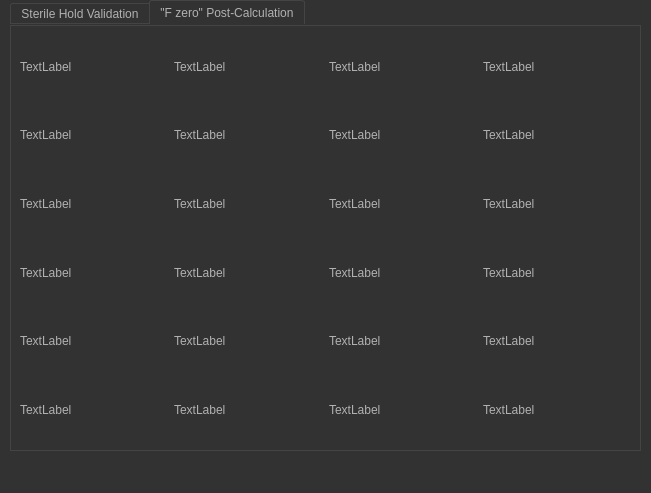
Above: data/main.ui from PyShaman/Lucas before the change. Below: the same form after it.
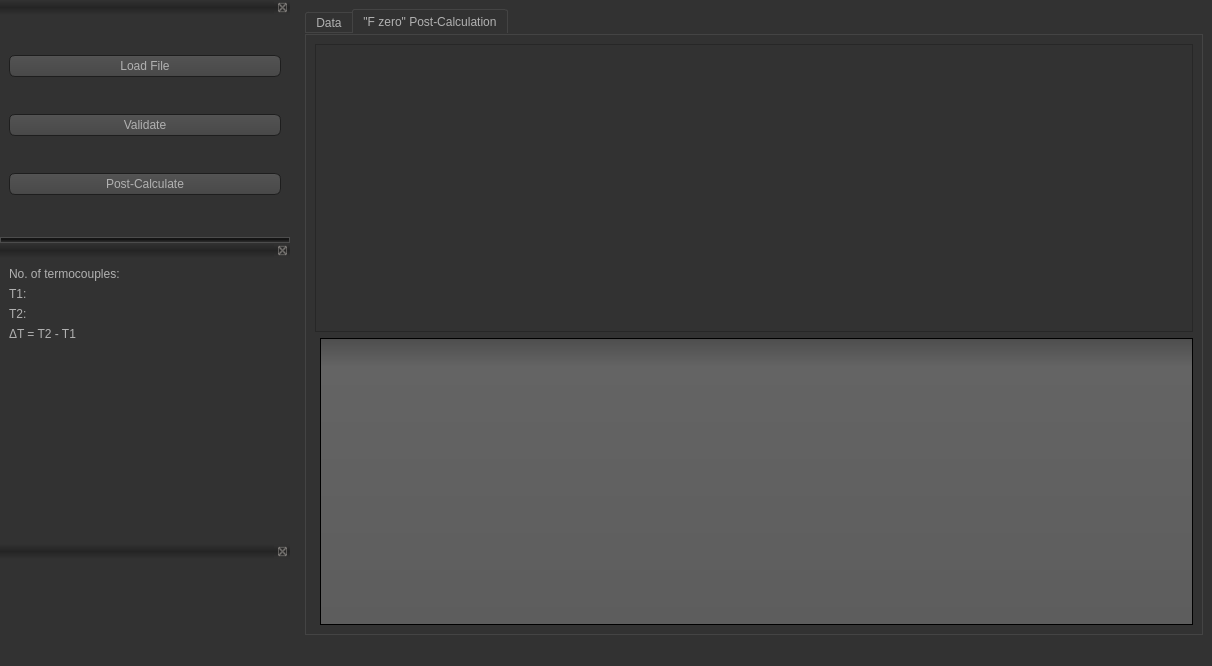
That is the form after the change. The open tabs and pages were chosen to show the change. Icons and pictures are not drawn. Custom widgets are drawn as their Qt base class.

The edit to the form file:
```diff
--- a/data/main.ui
+++ b/data/main.ui
@@ -2,15 +2,12 @@
 <ui version="4.0">
  <class>MainWindow</class>
  <widget class="QMainWindow" name="MainWindow">
-  <property name="enabled">
-   <bool>true</bool>
-  </property>
   <property name="geometry">
    <rect>
     <x>0</x>
     <y>0</y>
-    <width>651</width>
-    <height>493</height>
+    <width>1212</width>
+    <height>666</height>
    </rect>
   </property>
   <property name="windowTitle">
@@ -538,27 +535,9 @@
 </string>
   </property>
   <widget class="QWidget" name="centralwidget">
-   <property name="enabled">
-    <bool>true</bool>
-   </property>
-   <property name="acceptDrops">
-    <bool>false</bool>
-   </property>
+   <layout class="QVBoxLayout" name="verticalLayout_2">
+    <item>
    <widget class="QTabWidget" name="tabWidget">
-    <property name="geometry">
-     <rect>
-      <x>10</x>
-      <y>0</y>
-      <width>631</width>
-      <height>451</height>
-     </rect>
-    </property>
-    <property name="sizePolicy">
-     <sizepolicy hsizetype="Preferred" vsizetype="Preferred">
-      <horstretch>0</horstretch>
-      <verstretch>0</verstretch>
-     </sizepolicy>
-    </property>
     <property name="styleSheet">
      <string notr="true">font: 75 18pt &quot;Century Gothic&quot;;</string>
     </property>
@@ -567,99 +546,64 @@
     </property>
     <widget class="QWidget" name="tab">
      <attribute name="title">
-      <string>Sterile Hold Validation</string>
-     </attribute>
-     <widget class="QLabel" name="termocouple_number">
-      <property name="geometry">
-       <rect>
-        <x>210</x>
-        <y>10</y>
-        <width>51</width>
-        <height>31</height>
-       </rect>
-      </property>
-      <property name="styleSheet">
-       <string notr="true">font: 14pt &quot;Century Gothic&quot;;</string>
-      </property>
-      <property name="text">
-       <string/>
-      </property>
-     </widget>
-     <widget class="QLabel" name="validation_label">
+        <string>Data</string>
+       </attribute>
+       <layout class="QVBoxLayout" name="verticalLayout_3">
+        <item>
+         <widget class="QTableView" name="table"/>
+        </item>
+       </layout>
+      </widget>
+      <widget class="QWidget" name="tab_2">
+       <attribute name="title">
+        <string>&quot;F zero&quot; Post-Calculation</string>
+       </attribute>
+       <layout class="QVBoxLayout" name="verticalLayout_5">
+        <item>
+         <widget class="PlotWidget" name="graphics_view"/>
+        </item>
+        <item>
+         <widget class="QListWidget" name="pc_list">
+          <property name="enabled">
+           <bool>true</bool>
+          </property>
+         </widget>
+        </item>
+       </layout>
+      </widget>
+     </widget>
+    </item>
+   </layout>
+  </widget>
+  <widget class="QMenuBar" name="menubar">
       <property name="geometry">
        <rect>
         <x>0</x>
-        <y>370</y>
-        <width>481</width>
-        <height>31</height>
-       </rect>
-      </property>
-      <property name="styleSheet">
-       <string notr="true"/>
-      </property>
-      <property name="text">
-       <string/>
-      </property>
-      <property name="alignment">
-       <set>Qt::AlignCenter</set>
-      </property>
-     </widget>
-     <widget class="QLabel" name="label_4">
-      <property name="geometry">
-       <rect>
-        <x>290</x>
-        <y>60</y>
-        <width>31</width>
-        <height>31</height>
-       </rect>
-      </property>
+     <y>0</y>
+     <width>1212</width>
+     <height>21</height>
+    </rect>
+   </property>
+  </widget>
+  <widget class="QStatusBar" name="statusbar"/>
+  <widget class="QDockWidget" name="dockWidget">
+   <attribute name="dockWidgetArea">
+    <number>1</number>
+   </attribute>
+   <widget class="QWidget" name="dockWidgetContents">
+    <layout class="QVBoxLayout" name="verticalLayout">
+     <item>
+      <widget class="QPushButton" name="load_btn">
       <property name="styleSheet">
        <string notr="true">font: 14pt &quot;Century Gothic&quot;;</string>
       </property>
       <property name="text">
-       <string>T2:</string>
-      </property>
-     </widget>
-     <widget class="QLabel" name="time_delta">
-      <property name="geometry">
-       <rect>
-        <x>520</x>
-        <y>35</y>
-        <width>91</width>
-        <height>31</height>
-       </rect>
-      </property>
-      <property name="styleSheet">
-       <string notr="true">font: 75 16pt &quot;Century Gothic&quot;;
-color: rgb(20, 125, 0)
-</string>
-      </property>
-      <property name="text">
-       <string/>
-      </property>
-      <property name="alignment">
-       <set>Qt::AlignCenter</set>
-      </property>
-     </widget>
-     <widget class="QTableView" name="table">
-      <property name="geometry">
-       <rect>
-        <x>0</x>
-        <y>130</y>
-        <width>621</width>
-        <height>221</height>
-       </rect>
-      </property>
-     </widget>
+        <string>Load File</string>
+       </property>
+      </widget>
+     </item>
+     <item>
      <widget class="QPushButton" name="validation_btn">
-      <property name="geometry">
-       <rect>
-        <x>490</x>
-        <y>370</y>
-        <width>131</width>
-        <height>31</height>
-       </rect>
-      </property>
       <property name="styleSheet">
        <string notr="true">font: 14pt &quot;Century Gothic&quot;;</string>
       </property>
@@ -667,95 +611,46 @@
        <string>Validate</string>
       </property>
      </widget>
-     <widget class="QPushButton" name="load_btn">
-      <property name="geometry">
-       <rect>
-        <x>10</x>
-        <y>60</y>
-        <width>221</width>
-        <height>41</height>
-       </rect>
-      </property>
+     </item>
+     <item>
+      <widget class="QPushButton" name="calculate_btn">
       <property name="styleSheet">
-       <string notr="true">font: 75 14pt &quot;Century Gothic&quot;;</string>
-      </property>
-      <property name="text">
-       <string>Load file</string>
-      </property>
-     </widget>
-     <widget class="QLabel" name="start_time">
-      <property name="geometry">
-       <rect>
-        <x>330</x>
-        <y>10</y>
-        <width>81</width>
-        <height>31</height>
-       </rect>
-      </property>
-      <property name="styleSheet">
        <string notr="true">font: 14pt &quot;Century Gothic&quot;;</string>
       </property>
       <property name="text">
-       <string/>
-      </property>
-     </widget>
-     <widget class="QLabel" name="stop_time">
-      <property name="geometry">
-       <rect>
-        <x>330</x>
-        <y>60</y>
-        <width>81</width>
-        <height>31</height>
-       </rect>
-      </property>
-      <property name="styleSheet">
-       <string notr="true">font: 14pt &quot;Century Gothic&quot;;</string>
-      </property>
-      <property name="text">
-       <string/>
-      </property>
-     </widget>
-     <widget class="QLabel" name="label_3">
-      <property name="geometry">
-       <rect>
-        <x>290</x>
-        <y>10</y>
-        <width>31</width>
-        <height>31</height>
-       </rect>
-      </property>
-      <property name="styleSheet">
-       <string notr="true">font: 14pt &quot;Century Gothic&quot;;</string>
-      </property>
-      <property name="text">
-       <string>T1:</string>
-      </property>
-     </widget>
-     <widget class="QLabel" name="label_9">
-      <property name="geometry">
-       <rect>
-        <x>450</x>
-        <y>35</y>
-        <width>61</width>
-        <height>31</height>
-       </rect>
-      </property>
-      <property name="styleSheet">
-       <string notr="true">font: 14pt &quot;Century Gothic&quot;;</string>
-      </property>
-      <property name="text">
-       <string>(T2-T1):</string>
-      </property>
-     </widget>
+        <string>Post-Calculate</string>
+       </property>
+      </widget>
+     </item>
+    </layout>
+   </widget>
+  </widget>
+  <widget class="QDockWidget" name="dockWidget_2">
+   <property name="sizePolicy">
+    <sizepolicy hsizetype="Fixed" vsizetype="Preferred">
+     <horstretch>0</horstretch>
+     <verstretch>0</verstretch>
+    </sizepolicy>
+   </property>
+   <property name="minimumSize">
+    <size>
+     <width>290</width>
+     <height>141</height>
+    </size>
+   </property>
+   <property name="maximumSize">
+    <size>
+     <width>290</width>
+     <height>524287</height>
+    </size>
+   </property>
+   <attribute name="dockWidgetArea">
+    <number>1</number>
+   </attribute>
+   <widget class="QWidget" name="dockWidgetContents_2">
+    <layout class="QFormLayout" name="formLayout">
+     <item row="0" column="0">
      <widget class="QLabel" name="label">
-      <property name="geometry">
-       <rect>
-        <x>10</x>
-        <y>10</y>
-        <width>201</width>
-        <height>31</height>
-       </rect>
-      </property>
       <property name="styleSheet">
        <string notr="true">font: 14pt &quot;Century Gothic&quot;;</string>
       </property>
@@ -763,196 +658,119 @@
        <string>No. of termocouples:</string>
       </property>
      </widget>
-    </widget>
-    <widget class="QWidget" name="tab_2">
-     <attribute name="title">
-      <string>&quot;F zero&quot; Post-Calculation</string>
-     </attribute>
-     <layout class="QGridLayout" name="gridLayout_2">
-      <item row="0" column="0">
-       <widget class="QLabel" name="label_2">
-        <property name="text">
-         <string>TextLabel</string>
-        </property>
-       </widget>
       </item>
       <item row="0" column="1">
-       <widget class="QLabel" name="label_5">
-        <property name="text">
-         <string>TextLabel</string>
-        </property>
-       </widget>
-      </item>
-      <item row="0" column="2">
-       <widget class="QLabel" name="label_20">
+      <widget class="QLabel" name="termocouple_number">
+       <property name="styleSheet">
+        <string notr="true">font: 14pt &quot;Century Gothic&quot;;</string>
+       </property>
         <property name="text">
-         <string>TextLabel</string>
-        </property>
-       </widget>
-      </item>
-      <item row="0" column="3">
-       <widget class="QLabel" name="label_26">
-        <property name="text">
-         <string>TextLabel</string>
+        <string/>
+       </property>
+       <property name="alignment">
+        <set>Qt::AlignRight|Qt::AlignTrailing|Qt::AlignVCenter</set>
         </property>
        </widget>
       </item>
       <item row="1" column="0">
-       <widget class="QLabel" name="label_6">
+      <widget class="QLabel" name="label_3">
+       <property name="styleSheet">
+        <string notr="true">font: 14pt &quot;Century Gothic&quot;;</string>
+       </property>
         <property name="text">
-         <string>TextLabel</string>
+        <string>T1:</string>
         </property>
        </widget>
       </item>
       <item row="1" column="1">
-       <widget class="QLabel" name="label_7">
-        <property name="text">
-         <string>TextLabel</string>
-        </property>
-       </widget>
-      </item>
-      <item row="1" column="2">
-       <widget class="QLabel" name="label_22">
+      <widget class="QLabel" name="start_time">
+       <property name="styleSheet">
+        <string notr="true">font: 14pt &quot;Century Gothic&quot;;</string>
+       </property>
         <property name="text">
-         <string>TextLabel</string>
-        </property>
-       </widget>
-      </item>
-      <item row="1" column="3">
-       <widget class="QLabel" name="label_28">
-        <property name="text">
-         <string>TextLabel</string>
+        <string/>
+       </property>
+       <property name="alignment">
+        <set>Qt::AlignRight|Qt::AlignTrailing|Qt::AlignVCenter</set>
         </property>
        </widget>
       </item>
       <item row="2" column="0">
-       <widget class="QLabel" name="label_8">
+      <widget class="QLabel" name="label_5">
+       <property name="styleSheet">
+        <string notr="true">font: 14pt &quot;Century Gothic&quot;;</string>
+       </property>
         <property name="text">
-         <string>TextLabel</string>
+        <string>T2:</string>
         </property>
        </widget>
       </item>
       <item row="2" column="1">
-       <widget class="QLabel" name="label_10">
-        <property name="text">
-         <string>TextLabel</string>
-        </property>
-       </widget>
-      </item>
-      <item row="2" column="2">
-       <widget class="QLabel" name="label_19">
+      <widget class="QLabel" name="stop_time">
+       <property name="styleSheet">
+        <string notr="true">font: 14pt &quot;Century Gothic&quot;;</string>
+       </property>
         <property name="text">
-         <string>TextLabel</string>
-        </property>
-       </widget>
-      </item>
-      <item row="2" column="3">
-       <widget class="QLabel" name="label_17">
-        <property name="text">
-         <string>TextLabel</string>
+        <string/>
+       </property>
+       <property name="alignment">
+        <set>Qt::AlignRight|Qt::AlignTrailing|Qt::AlignVCenter</set>
         </property>
        </widget>
       </item>
       <item row="3" column="0">
-       <widget class="QLabel" name="label_11">
+      <widget class="QLabel" name="label_7">
+       <property name="styleSheet">
+        <string notr="true">font: 14pt &quot;Century Gothic&quot;;</string>
+       </property>
         <property name="text">
-         <string>TextLabel</string>
+        <string>ΔT = T2 - T1</string>
         </property>
        </widget>
       </item>
       <item row="3" column="1">
-       <widget class="QLabel" name="label_12">
-        <property name="text">
-         <string>TextLabel</string>
-        </property>
-       </widget>
-      </item>
-      <item row="3" column="2">
-       <widget class="QLabel" name="label_21">
+      <widget class="QLabel" name="time_delta">
+       <property name="styleSheet">
+        <string notr="true">font: 14pt &quot;Century Gothic&quot;;</string>
+       </property>
         <property name="text">
-         <string>TextLabel</string>
-        </property>
-       </widget>
-      </item>
-      <item row="3" column="3">
-       <widget class="QLabel" name="label_23">
-        <property name="text">
-         <string>TextLabel</string>
+        <string/>
+       </property>
+       <property name="alignment">
+        <set>Qt::AlignRight|Qt::AlignTrailing|Qt::AlignVCenter</set>
         </property>
        </widget>
       </item>
-      <item row="4" column="0">
-       <widget class="QLabel" name="label_13">
-        <property name="text">
-         <string>TextLabel</string>
-        </property>
-       </widget>
-      </item>
-      <item row="4" column="1">
-       <widget class="QLabel" name="label_14">
-        <property name="text">
-         <string>TextLabel</string>
-        </property>
-       </widget>
-      </item>
-      <item row="4" column="2">
-       <widget class="QLabel" name="label_27">
+    </layout>
+   </widget>
+  </widget>
+  <widget class="QDockWidget" name="dockWidget_3">
+   <attribute name="dockWidgetArea">
+    <number>1</number>
+   </attribute>
+   <widget class="QWidget" name="dockWidgetContents_3">
+    <layout class="QVBoxLayout" name="verticalLayout_4">
+     <item>
+      <widget class="QLabel" name="validation_label">
         <property name="text">
-         <string>TextLabel</string>
-        </property>
-       </widget>
-      </item>
-      <item row="4" column="3">
-       <widget class="QLabel" name="label_24">
-        <property name="text">
-         <string>TextLabel</string>
+        <string/>
+       </property>
+       <property name="alignment">
+        <set>Qt::AlignCenter</set>
         </property>
        </widget>
       </item>
-      <item row="5" column="0">
-       <widget class="QLabel" name="label_15">
-        <property name="text">
-         <string>TextLabel</string>
-        </property>
-       </widget>
-      </item>
-      <item row="5" column="1">
-       <widget class="QLabel" name="label_16">
-        <property name="text">
-         <string>TextLabel</string>
-        </property>
-       </widget>
-      </item>
-      <item row="5" column="2">
-       <widget class="QLabel" name="label_18">
-        <property name="text">
-         <string>TextLabel</string>
-        </property>
-       </widget>
-      </item>
-      <item row="5" column="3">
-       <widget class="QLabel" name="label_25">
-        <property name="text">
-         <string>TextLabel</string>
-        </property>
-       </widget>
-      </item>
      </layout>
     </widget>
    </widget>
   </widget>
-  <widget class="QMenuBar" name="menubar">
-   <property name="geometry">
-    <rect>
-     <x>0</x>
-     <y>0</y>
-     <width>651</width>
-     <height>21</height>
-    </rect>
-   </property>
-  </widget>
-  <widget class="QStatusBar" name="statusbar"/>
- </widget>
+ <customwidgets>
+  <customwidget>
+   <class>PlotWidget</class>
+   <extends>QGraphicsView</extends>
+   <header>pyqtgraph</header>
+  </customwidget>
+ </customwidgets>
  <resources/>
  <connections/>
 </ui>
```
Left out of the diff: 6 changed lines with no effect on the pictures. Lines whose indentation alone changed are shown as unchanged.
